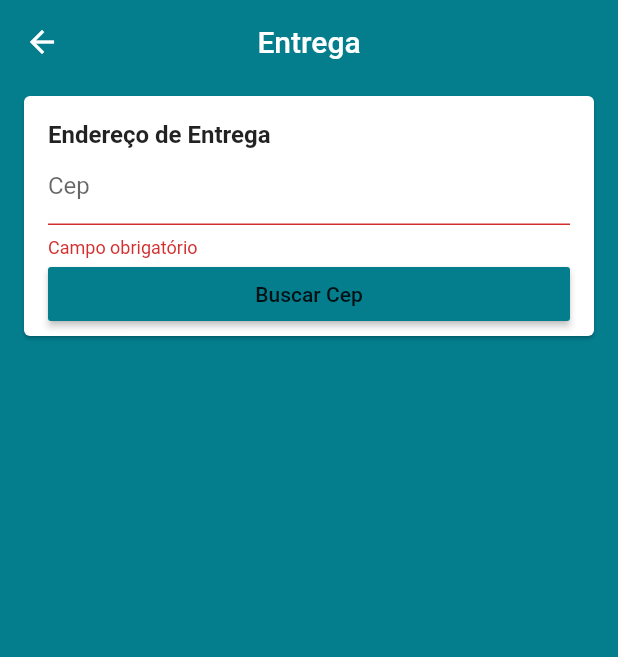
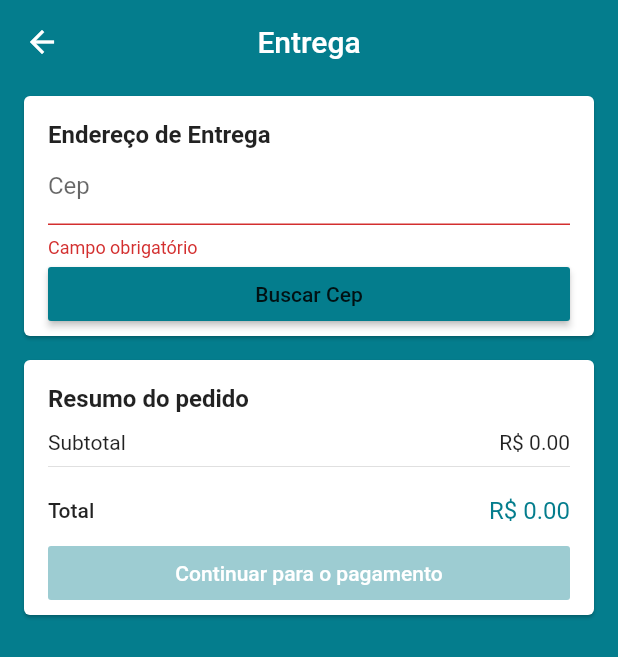
Before and after one commit to ricardoaps72/lojavirtual, a Flutter app: the AddressScreen screen opened by its route, after a tap on "Buscar Cep", on a phone screen of 412 x 824 dp. Shown: the top 657 px of the screen. Run offline on Flutter 3.47's test engine with Material 2 defaults, Android fonts, the phone set to English and light mode, and no system bars; our stand-ins replace brasil_fields, carousel_pro, cloud_firestore, dio, firebase_auth, firebase_core and 5 more; missing offline and left inert: alphabet_list_scroll_view; accounts and stored records are empty; network calls fail.

```diff
--- a/lib/common/price_card.dart
+++ b/lib/common/price_card.dart
@@ -14,6 +14,8 @@ class PriceCard extends StatelessWidget{
 
     final cartManager = context.watch<CartManager>();
     final productsPrice = cartManager.productsPrice;
+    final deliveryPrice = cartManager.deliveryPrice;
+    final totalPrice = cartManager.totalPrice;
 
     return Card(
       margin: const EdgeInsets.symmetric(horizontal: 16, vertical: 8),
@@ -39,6 +41,17 @@ class PriceCard extends StatelessWidget{
               ],
             ),
             const Divider(),
+            if(deliveryPrice != null)
+              ...[
+                Row(
+                  mainAxisAlignment: MainAxisAlignment.spaceBetween,
+                  children: <Widget> [
+                    const Text('Entrega'),
+                    Text('R\$ ${deliveryPrice.toStringAsFixed(2)}'),
+                  ],
+                ),
+                const Divider(),
+              ],
             const SizedBox(height: 12,),
             Row(
               mainAxisAlignment: MainAxisAlignment.spaceBetween,
@@ -49,7 +62,7 @@ class PriceCard extends StatelessWidget{
                 ),
                 ),
                 Text(
-                    'R\$ ${productsPrice.toStringAsFixed(2)}',
+                    'R\$ ${totalPrice.toStringAsFixed(2)}',
                   style: TextStyle(
                     color: Theme.of(context).primaryColor,
                     fontSize: 16,
--- a/lib/screens/address/address_screen.dart
+++ b/lib/screens/address/address_screen.dart
@@ -1,4 +1,7 @@
 import 'package:flutter/material.dart';
+import 'package:lojavirtual/common/price_card.dart';
+import 'package:lojavirtual/models/cart_manager.dart';
+import 'package:provider/provider.dart';
 
 import 'components/address_card.dart';
 
@@ -13,6 +16,16 @@ class AddressScreen extends StatelessWidget {
       body: ListView(
         children: [
           AddressCard(),
+          Consumer<CartManager>(
+              builder: (_, cartManager, __){
+                return PriceCard(
+                  buttonText: 'Continuar para o pagamento',
+                  onPressed: cartManager.isAddressValid ? (){
+
+                  }: null,
+                );
+              },
+          )
         ],
       ),
     );
--- a/lib/screens/address/components/address_input_field.dart
+++ b/lib/screens/address/components/address_input_field.dart
@@ -12,14 +12,17 @@ class AddressInputField extends StatelessWidget {
   @override
   Widget build(BuildContext context) {
 
+    final cartManager = context.watch<CartManager>();
+
     String emptyValidator(String text) =>
         text.isEmpty ? 'Campo obrigatório' : null;
 
-    if (address.zipCode != null)
+    if (address.zipCode != null && cartManager.deliveryPrice == null)
       return Column(
         crossAxisAlignment: CrossAxisAlignment.stretch,
         children: <Widget>[
           TextFormField(
+            enabled: !cartManager.loading,
             initialValue: address.street,
             decoration: const InputDecoration(
               isDense: true,
@@ -33,6 +36,7 @@ class AddressInputField extends StatelessWidget {
             children: [
               Expanded(
                 child: TextFormField(
+                  enabled: !cartManager.loading,
                   initialValue: address.number,
                   decoration: const InputDecoration(
                     isDense: true,
@@ -52,6 +56,7 @@ class AddressInputField extends StatelessWidget {
               ),
               Expanded(
                   child: TextFormField(
+                    enabled: !cartManager.loading,
                     initialValue: address.complement,
                     decoration: const InputDecoration(
                       isDense: true,
@@ -64,6 +69,7 @@ class AddressInputField extends StatelessWidget {
             ],
           ),
           TextFormField(
+            enabled: !cartManager.loading,
             initialValue: address.district,
             decoration: const InputDecoration(
               isDense: true,
@@ -118,21 +124,43 @@ class AddressInputField extends StatelessWidget {
             ],
           ),
           const SizedBox(height: 8,),
+          if(cartManager.loading)
+            LinearProgressIndicator(
+              valueColor: AlwaysStoppedAnimation(Theme.of(context).primaryColor),
+              backgroundColor: Colors.transparent,
+            ),
           RaisedButton(
             color: Theme.of(context).primaryColor,
             disabledColor: Theme.of(context).primaryColor.withAlpha(100),
             textColor: Colors.white,
-            onPressed: (){
+            onPressed: !cartManager.loading ? () async {
               if(Form.of(context).validate()){
                 Form.of(context).save();
-                context.read<CartManager>().setAddress(address);
+                try {
+                  await context.read<CartManager>().setAddress(address);
+                } catch (e) {
+                  Scaffold.of(context).showSnackBar(
+                    SnackBar(
+                        content: Text('$e'),
+                      backgroundColor: Colors.red,
+                    )
+                  );
+                }
               }
-           },
+           } : null,
             child: const Text('Calcular Frete'),
           ),
         ],
       );
-    else
-      return Container();
+      else if(address.zipCode != null)
+        return Padding(
+          padding: const EdgeInsets.only(bottom: 16),
+          child: Text(
+            '${address.street}, ${address.number}\n${address.district}\n'
+                '${address.city} - ${address.state}'
+        ),
+      );
+      else
+        return Container();
   }
 }
--- a/lib/screens/address/components/cep_input_field.dart
+++ b/lib/screens/address/components/cep_input_field.dart
@@ -6,20 +6,30 @@ import 'package:lojavirtual/models/address.dart';
 import 'package:lojavirtual/models/cart_manager.dart';
 import 'package:provider/provider.dart';
 
-class CepInputField extends StatelessWidget {
+class CepInputField extends StatefulWidget {
 
   CepInputField(this.address);
 
   final Address address;
+
+  @override
+  _CepInputFieldState createState() => _CepInputFieldState();
+}
+
+class _CepInputFieldState extends State<CepInputField> {
   final TextEditingController cepController = TextEditingController();
 
   @override
   Widget build(BuildContext context) {
-    if (address.zipCode == null)
+
+    final cartManager = context.watch<CartManager>();
+
+    if (widget.address.zipCode == null)
       return Column(
         crossAxisAlignment: CrossAxisAlignment.stretch,
         children: [
           TextFormField(
+            enabled: !cartManager.loading,
             controller: cepController,
               decoration: const InputDecoration(
               isDense: true,
@@ -39,12 +49,26 @@ class CepInputField extends StatelessWidget {
                 return null;
             },
           ),
+          if (cartManager.loading)
+            LinearProgressIndicator(
+              valueColor: AlwaysStoppedAnimation(Theme.of(context).primaryColor),
+              backgroundColor: Colors.transparent,
+            ),
           RaisedButton(
-              onPressed: (){
+              onPressed: !cartManager.loading ? () async {
                 if (Form.of(context).validate()){
-                    context.read<CartManager>().getAddress(cepController.text);
+                  try {
+                    await context.read<CartManager>().getAddress(cepController.text);
+                  } catch (e) {
+                    Scaffold.of(context).showSnackBar(
+                        SnackBar(
+                          content: Text('$e'),
+                          backgroundColor: Colors.red,
+                        )
+                    );
                   }
-              },
+                }
+              } : null,
             color: Theme.of(context).primaryColor,
             disabledColor: Theme.of(context).primaryColor.withAlpha(100),
             child: Text('Buscar Cep'),
@@ -58,7 +82,7 @@ class CepInputField extends StatelessWidget {
           children: <Widget> [
             Expanded(
               child: Text(
-                'CEP: ${address.zipCode}',
+                'CEP: ${widget.address.zipCode}',
                 style: TextStyle(
                   color: Theme.of(context).primaryColor,
                   fontWeight: FontWeight.w600
--- a/pubspec.yaml
+++ b/pubspec.yaml
@@ -43,6 +43,7 @@ dependencies:
   uuid: ^2.0.4
   dio: ^3.0.9
   brasil_fields: ^0.1.0
+  geolocator: ^5.3.1
 
 
 dev_dependencies:
```
Also changed, not shown: lib/common/empty_card.dart (added, +36 -0 lines), lib/common/login_card.dart (added, +48 -0 lines), lib/models/address.dart (+24 -0 lines), lib/models/cart_manager.dart (+61 -5 lines), lib/models/user.dart (+13 -1 lines), lib/screens/base/base_screen.dart (+6 -1 lines), lib/screens/base/cart/cart_screen.dart (+11 -0 lines), pubspec.lock.
